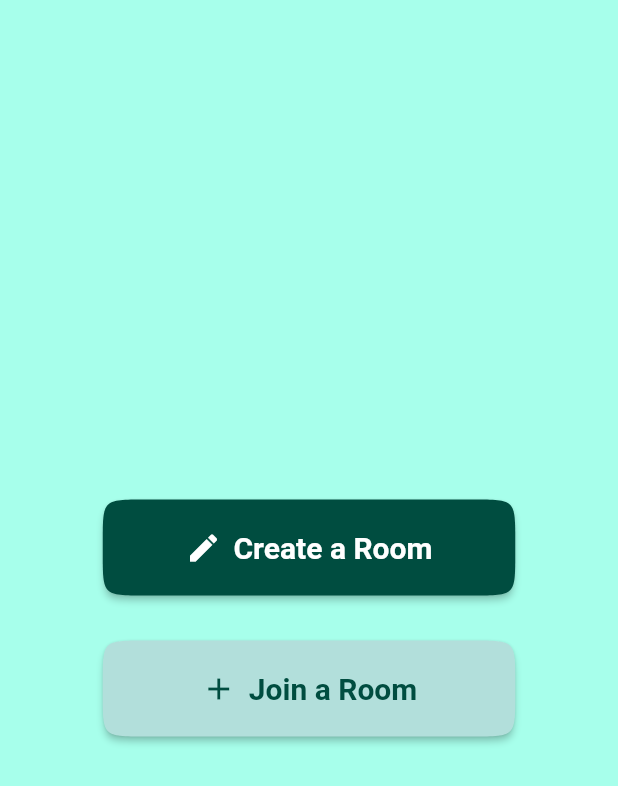
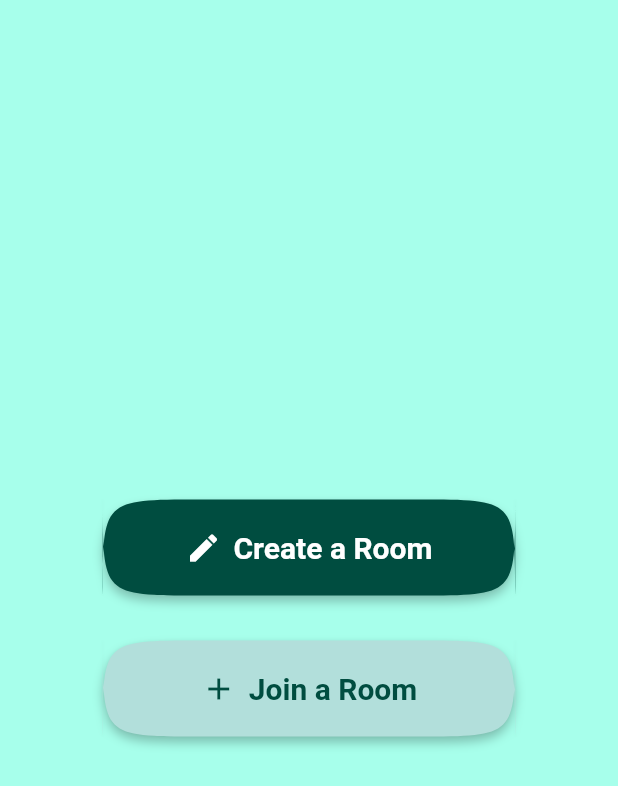
Before and after one commit to paxcodes/dicery_app, a Flutter app: the screen it shows after launch, on a phone screen of 412 x 824 dp. Shown: the top 786 px of the screen. Run offline on Flutter 3.47's test engine with Material 2 defaults, Android fonts, the phone set to English and light mode, and no system bars.

Commit message:
:lipstick: Increase button roundedness

```diff
--- a/lib/components/button.dart
+++ b/lib/components/button.dart
@@ -17,7 +17,7 @@ class DiceryIconButton extends StatelessWidget {
         color: isPrimary ? Colors.teal.shade900 : Colors.teal.shade100,
         onPressed: onPressed,
         shape:
-            ContinuousRectangleBorder(borderRadius: BorderRadius.circular(28)),
+            ContinuousRectangleBorder(borderRadius: BorderRadius.circular(150)),
         padding: EdgeInsets.symmetric(vertical: 20, horizontal: 40),
         icon: Icon(
           iconData,
```
